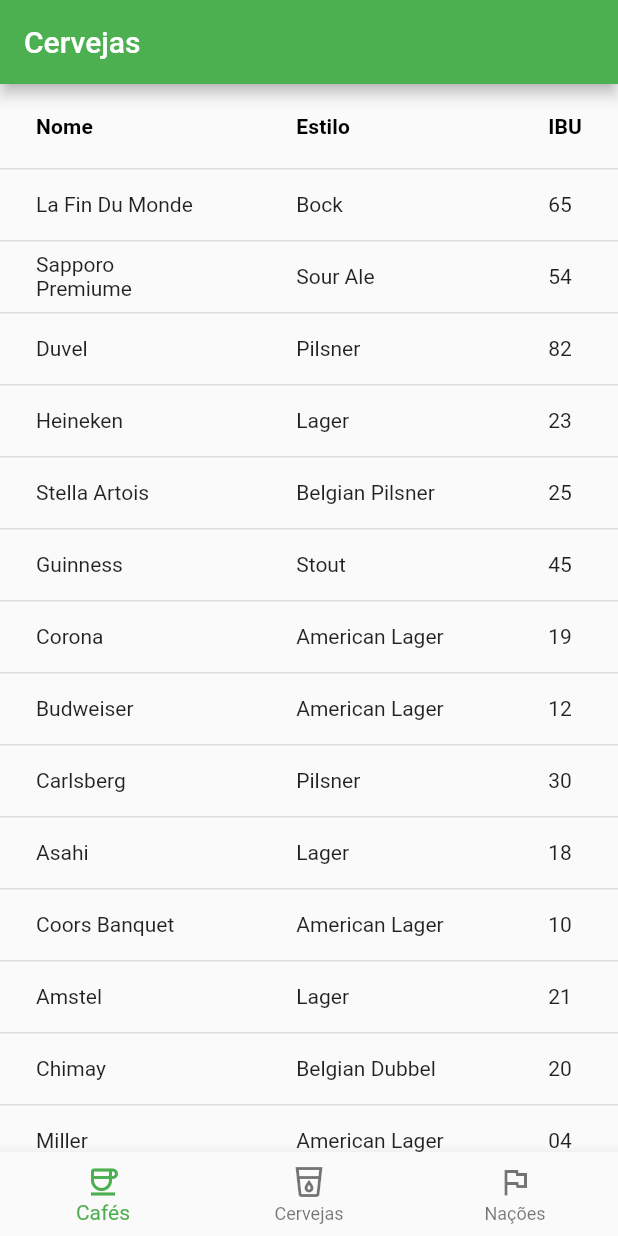
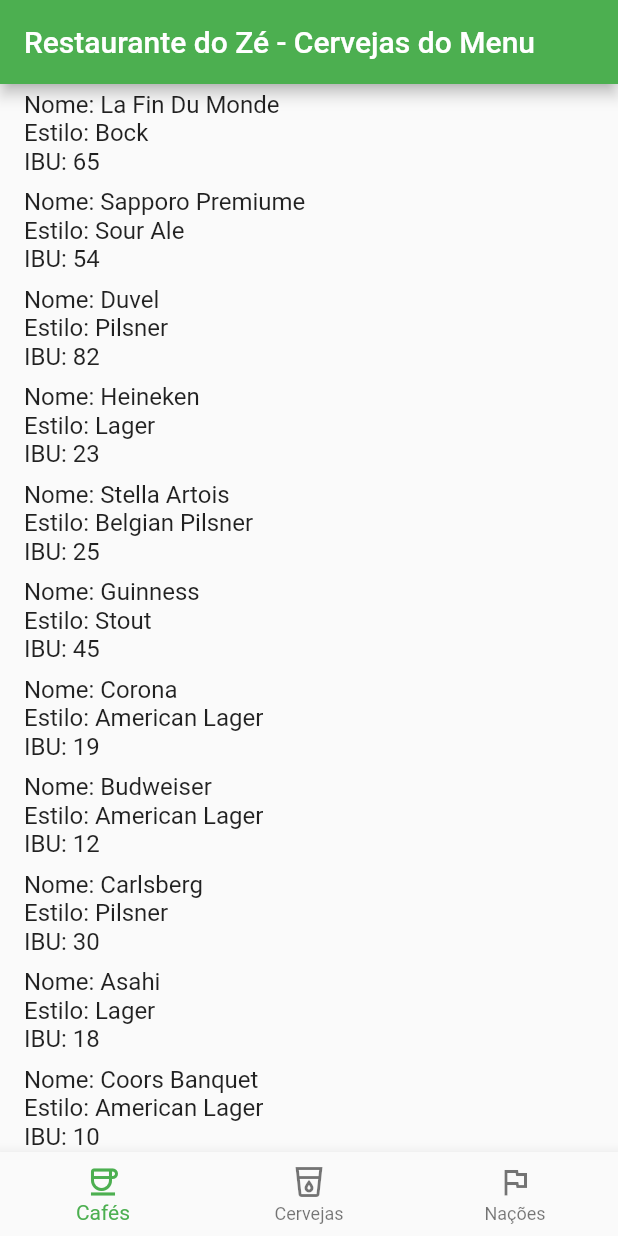
Before and after one commit to ErickBezerrar/POO-1, a Flutter app: the screen it shows after launch, on a phone screen of 412 x 824 dp. Run offline on Flutter 3.47's test engine with Material 2 defaults, Android fonts, the phone set to English and light mode, and no system bars; key blocks and very long unbroken strings in the code were emptied for the run.

Commit message:
final update

```diff
--- a/receita4/lib/main.dart
+++ b/receita4/lib/main.dart
@@ -1,10 +1,10 @@
 import 'package:receita4/receita4.dart';
 import 'package:flutter/material.dart';
 
+
 void main() {
 
-  MyApp app = MyApp();
+  ModifiedApp app = ModifiedApp();
 
   runApp(app);
-
 }
--- a/receita4/lib/receita4.dart
+++ b/receita4/lib/receita4.dart
@@ -94,38 +94,34 @@ class MyApp extends StatelessWidget {
     @override
     Widget build(BuildContext context) {
         return MaterialApp(
-      theme: ThemeData(
-        primarySwatch: Colors.green,
-      ),
+            theme: ThemeData(primarySwatch: Colors.green),
             debugShowCheckedModeBanner: false,
             home: Scaffold(
                 appBar: AppBar(
-          title: const Text("Cervejas"),
+                    title: const Text("Restaurante do Zé - Cervejas"),
                 ),
-        body: SingleChildScrollView(
+                body: Center(
+                    child:
+                        SingleChildScrollView(
                             scrollDirection: Axis.vertical,
-          child: DataBodyWidget(
-            objects: dataObjects,
-            columnNames: ["Nome", "Estilo", "IBU"],
-            propertyNames: ["name", "style", "ibu"],
-          ),
+                            child: DataBodyWidget(objects: dataObjects, columnNames: ["Nome", "Estilo", "IBU"], propertyNames: ["name", "style", "ibu"])
+                        )
                 ),
                 bottomNavigationBar: NewNavBar(),
-      ),
+            )
         );
     }
 }
-
 
 class ModifiedApp extends StatelessWidget {
     @override
     Widget build(BuildContext context) {
         return MaterialApp(
-            theme: ThemeData(primarySwatch: Colors.lightBlue),
+            theme: ThemeData(primarySwatch: Colors.green),
             debugShowCheckedModeBanner: false,
             home: Scaffold(
                 appBar: AppBar(
-                    title: const Text("Dicas"),
+                    title: const Text("Restaurante do Zé - Cervejas do Menu"),
                 ),
                 body: Center(
                     child: MyTileWidget(objects: dataObjects, columnNames: ["Nome", "Estilo", "IBU"], propertyNames: ["name", "style", "ibu"])
@@ -137,15 +133,17 @@ class ModifiedApp extends StatelessWidget {
 }
 
 class NewNavBar extends StatelessWidget {
-    NewNavBar();
+  const NewNavBar();
 
-    void botaoFoiTocado(int index) {
-        print("Tocaram no botão $index");
+  void _onButtonPressed(int index) {
+    print("Botão $index pressionado");
   }
 
   @override
   Widget build(BuildContext context) {
-        return BottomNavigationBar(onTap: botaoFoiTocado, items: const [
+    return BottomNavigationBar(
+      onTap: _onButtonPressed,
+      items: const [
         BottomNavigationBarItem(
           label: "Cafés",
           icon: Icon(Icons.coffee_outlined),
@@ -157,8 +155,9 @@ class NewNavBar extends StatelessWidget {
         BottomNavigationBarItem(
           label: "Nações",
           icon: Icon(Icons.flag_outlined)
-            )
-        ]);
+        ),
+      ],
+    );
   }
 }
 
@@ -168,41 +167,49 @@ class DataBodyWidget extends StatelessWidget {
   final List<String> propertyNames;
 
   const DataBodyWidget({
-    Key? key,
     this.objects = const [],
     this.columnNames = const [],
     this.propertyNames = const [],
-  }) : super(key: key);
+  });
 
   @override
-  Widget build(BuildContext context) => DataTable(
-        columns: columnNames
-            .map((name) => DataColumn(
-                  label: Text(name, style: const TextStyle(fontWeight: FontWeight.bold)),
-                ))
-            .toList(),
-        rows: objects
-            .map((obj) => DataRow(
-                  cells: propertyNames
-                      .map((propName) => DataCell(Text(obj[propName])))
-                      .toList(),
-                ))
-            .toList(),
+  Widget build(BuildContext context) {
+    return DataTable(
+      columns: List.generate(
+        columnNames.length,
+        (index) => DataColumn(
+          label: Expanded(
+            child: Text(
+              columnNames[index],
+              style: const TextStyle(fontWeight: FontWeight.bold),
+            ),
+          ),
+        ),
+      ),
+      rows: List.generate(
+        objects.length,
+        (index) => DataRow(
+          cells: List.generate(
+            propertyNames.length,
+            (cellIndex) => DataCell(
+              Text(
+                objects[index][propertyNames[cellIndex]].toString(),
+              ),
+            ),
+          ),
+        ),
+      ),
     );
+  }
 }
 
 
 class MyTileWidget extends StatelessWidget {
-  final List<Map<String, dynamic>> objects;
+    List<Map<String, dynamic>> objects;
     final List<String> columnNames;
     final List<String> propertyNames;
 
-  const MyTileWidget({
-    Key? key,
-    required this.objects,
-    required this.columnNames,
-    required this.propertyNames,
-  }) : super(key: key);
+    MyTileWidget({this.objects = const [], this.columnNames = const [], this.propertyNames = const []});
 
     @override
     Widget build(BuildContext context) {
```
Lines whose indentation alone changed are shown as unchanged.
